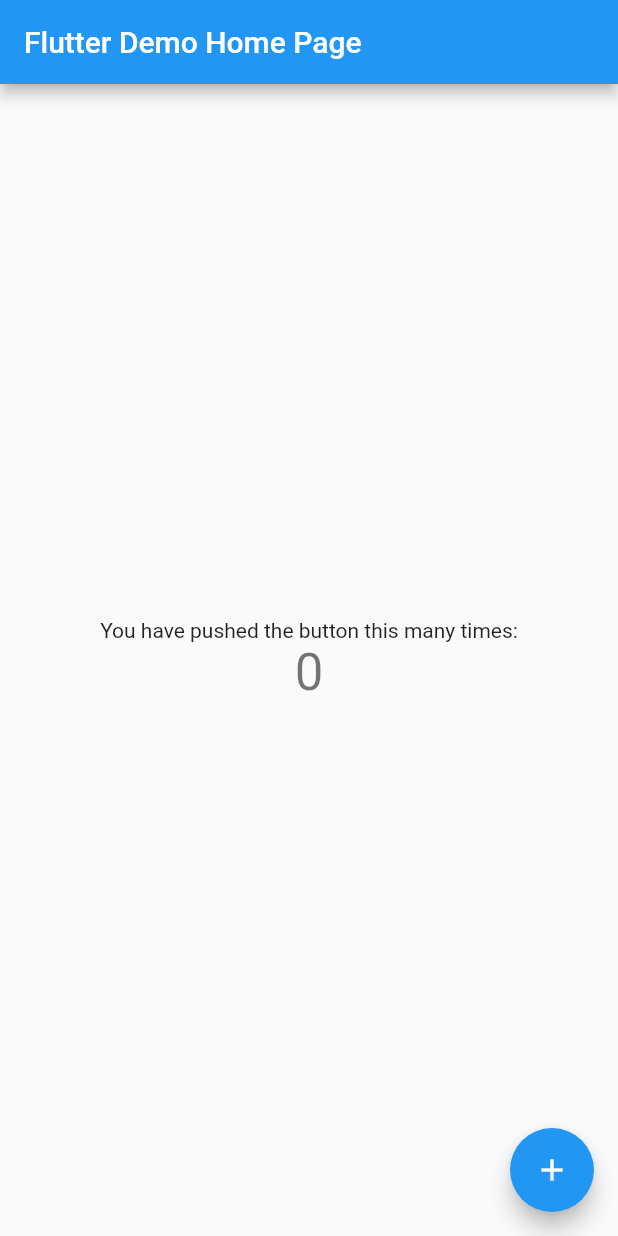
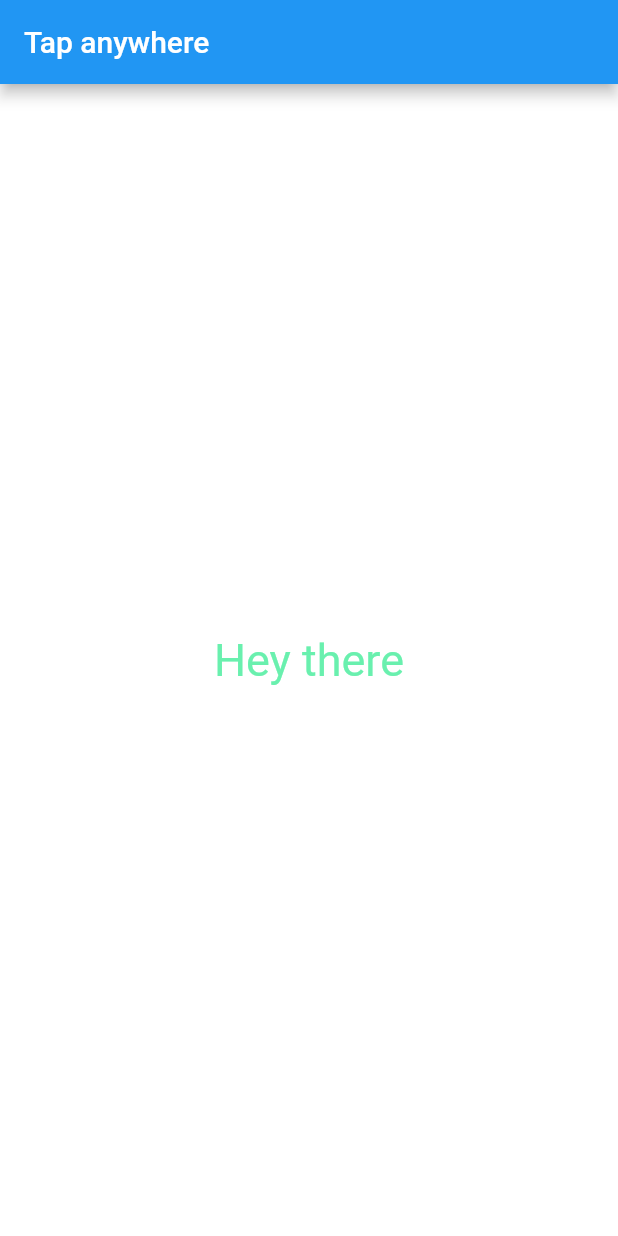
Before and after one commit to oleksandrdziubiuk/test-application, a Flutter app: the screen it shows after launch, on a phone screen of 412 x 824 dp. Run offline on Flutter 3.47's test engine with Material 2 defaults, Android fonts, the phone set to English and light mode, and no system bars.

Commit message:
Added implementation

```diff
--- a/lib/main.dart
+++ b/lib/main.dart
@@ -1,3 +1,4 @@
+import 'dart:math';
 import 'package:flutter/material.dart';
 
 void main() {
@@ -5,109 +6,49 @@ void main() {
 }
 
 class MyApp extends StatelessWidget {
-  // This widget is the root of your application.
+  @override
+  Widget build(BuildContext context) {
+    return MyWidget();
+  }
+}
+
+class MyWidget extends StatefulWidget {
+  @override
+  MyWidgetState createState() {
+    return MyWidgetState();
+  }
+}
+
+class MyWidgetState extends State<MyWidget> {
+  Color mainColor = Colors.white;
+
   @override
   Widget build(BuildContext context) {
     return MaterialApp(
-      title: 'Flutter Demo',
-      theme: ThemeData(
-        // This is the theme of your application.
-        //
-        // Try running your application with "flutter run". You'll see the
-        // application has a blue toolbar. Then, without quitting the app, try
-        // changing the primarySwatch below to Colors.green and then invoke
-        // "hot reload" (press "r" in the console where you ran "flutter run",
-        // or simply save your changes to "hot reload" in a Flutter IDE).
-        // Notice that the counter didn't reset back to zero; the application
-        // is not restarted.
-        primarySwatch: Colors.blue,
+        title: 'Test application',
+        home: Scaffold(
+          backgroundColor: mainColor,
+          appBar: AppBar(
+            title: Text('Tap anywhere'),
           ),
-      home: MyHomePage(title: 'Flutter Demo Home Page'),
-    );
-  }
-}
-
-class MyHomePage extends StatefulWidget {
-  MyHomePage({Key key, this.title}) : super(key: key);
-
-  // This widget is the home page of your application. It is stateful, meaning
-  // that it has a State object (defined below) that contains fields that affect
-  // how it looks.
-
-  // This class is the configuration for the state. It holds the values (in this
-  // case the title) provided by the parent (in this case the App widget) and
-  // used by the build method of the State. Fields in a Widget subclass are
-  // always marked "final".
-
-  final String title;
-
-  @override
-  _MyHomePageState createState() => _MyHomePageState();
-}
-
-class _MyHomePageState extends State<MyHomePage> {
-  int _counter = 0;
-
-  void _incrementCounter() {
+          body: Stack(
+            children: <Widget>[
+              Center(
+                child: Text('Hey there',
+                    style:
+                        TextStyle(fontSize: 30.0, color: Colors.greenAccent)),
+              ),
+              Listener(
+                behavior: HitTestBehavior.translucent,
+                onPointerDown: (e) {
                   setState(() {
-      // This call to setState tells the Flutter framework that something has
-      // changed in this State, which causes it to rerun the build method below
-      // so that the display can reflect the updated values. If we changed
-      // _counter without calling setState(), then the build method would not be
-      // called again, and so nothing would appear to happen.
-      _counter++;
+                    mainColor = Colors
+                        .primaries[Random().nextInt(Colors.primaries.length)];
                   });
-  }
-
-  @override
-  Widget build(BuildContext context) {
-    // This method is rerun every time setState is called, for instance as done
-    // by the _incrementCounter method above.
-    //
-    // The Flutter framework has been optimized to make rerunning build methods
-    // fast, so that you can just rebuild anything that needs updating rather
-    // than having to individually change instances of widgets.
-    return Scaffold(
-      appBar: AppBar(
-        // Here we take the value from the MyHomePage object that was created by
-        // the App.build method, and use it to set our appbar title.
-        title: Text(widget.title),
-      ),
-      body: Center(
-        // Center is a layout widget. It takes a single child and positions it
-        // in the middle of the parent.
-        child: Column(
-          // Column is also a layout widget. It takes a list of children and
-          // arranges them vertically. By default, it sizes itself to fit its
-          // children horizontally, and tries to be as tall as its parent.
-          //
-          // Invoke "debug painting" (press "p" in the console, choose the
-          // "Toggle Debug Paint" action from the Flutter Inspector in Android
-          // Studio, or the "Toggle Debug Paint" command in Visual Studio Code)
-          // to see the wireframe for each widget.
-          //
-          // Column has various properties to control how it sizes itself and
-          // how it positions its children. Here we use mainAxisAlignment to
-          // center the children vertically; the main axis here is the vertical
-          // axis because Columns are vertical (the cross axis would be
-          // horizontal).
-          mainAxisAlignment: MainAxisAlignment.center,
-          children: <Widget>[
-            Text(
-              'You have pushed the button this many times:',
-            ),
-            Text(
-              '$_counter',
-              style: Theme.of(context).textTheme.headline4,
+                },
               ),
             ],
           ),
-      ),
-      floatingActionButton: FloatingActionButton(
-        onPressed: _incrementCounter,
-        tooltip: 'Increment',
-        child: Icon(Icons.add),
-      ), // This trailing comma makes auto-formatting nicer for build methods.
-    );
+        ));
   }
 }
```
Also changed, not shown: 1 other file. Lines whose indentation alone changed are shown as unchanged.
